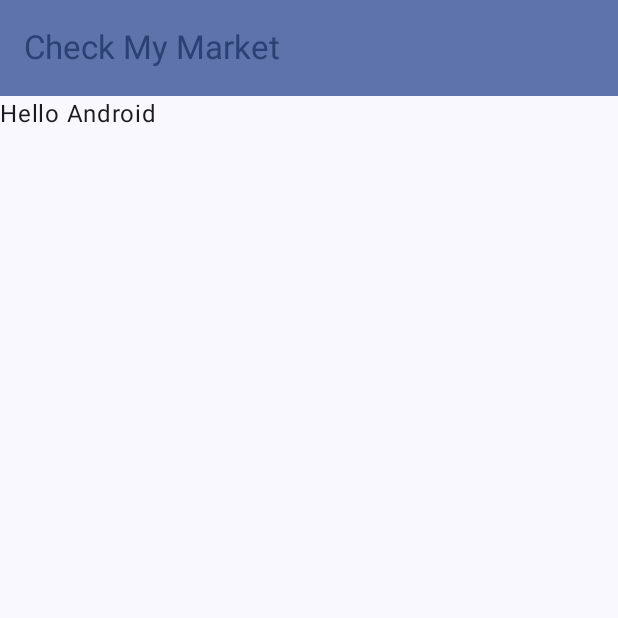
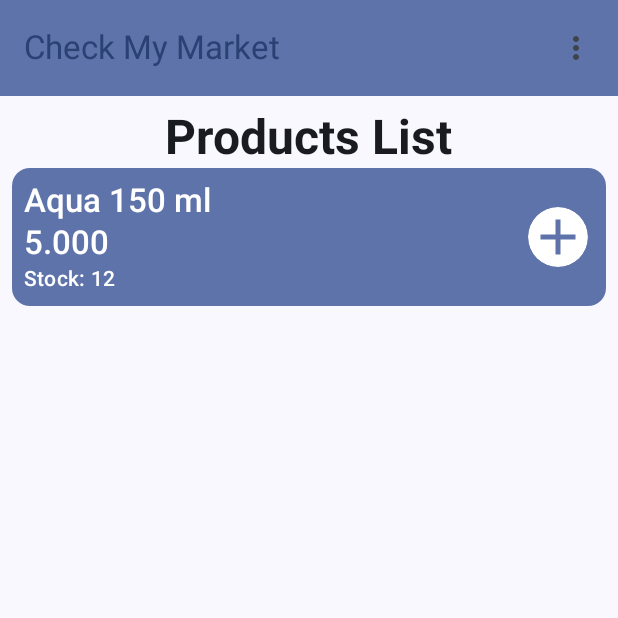
Before and after one commit to muhammadrizaaa/Check-My-Market, an Android app built with Jetpack Compose: the screen it shows after launch (MainActivity), on a phone screen of 412 x 824 dp, the top half of it. Run offline under Robolectric (Android 15) with nearby library versions, the phone set to English and light mode, and no system bars.

Commit message:
Penambahan List (statis) di HomeScreen.kt

```diff
--- a/app/src/main/java/com/riza0004/checkmymarket/ui/screen/HomeScreen.kt
+++ b/app/src/main/java/com/riza0004/checkmymarket/ui/screen/HomeScreen.kt
@@ -1,21 +1,48 @@
 package com.riza0004.checkmymarket.ui.screen
 
+import android.content.res.Configuration
+import android.widget.Toast
+import androidx.compose.foundation.layout.Arrangement
 import androidx.compose.foundation.layout.Column
+import androidx.compose.foundation.layout.Row
+import androidx.compose.foundation.layout.fillMaxSize
+import androidx.compose.foundation.layout.fillMaxWidth
 import androidx.compose.foundation.layout.padding
+import androidx.compose.foundation.layout.size
+import androidx.compose.material3.Card
+import androidx.compose.material3.CardDefaults
+import androidx.compose.material3.DropdownMenu
+import androidx.compose.material3.DropdownMenuItem
 import androidx.compose.material3.ExperimentalMaterial3Api
+import androidx.compose.material3.Icon
+import androidx.compose.material3.IconButton
+import androidx.compose.material3.IconButtonDefaults
 import androidx.compose.material3.MaterialTheme
 import androidx.compose.material3.Scaffold
 import androidx.compose.material3.Text
 import androidx.compose.material3.TopAppBar
 import androidx.compose.material3.TopAppBarDefaults
 import androidx.compose.runtime.Composable
+import androidx.compose.runtime.getValue
+import androidx.compose.runtime.mutableStateOf
+import androidx.compose.runtime.remember
+import androidx.compose.runtime.setValue
+import androidx.compose.ui.Alignment
 import androidx.compose.ui.Modifier
+import androidx.compose.ui.platform.LocalContext
+import androidx.compose.ui.res.painterResource
 import androidx.compose.ui.res.stringResource
+import androidx.compose.ui.text.font.FontWeight
+import androidx.compose.ui.tooling.preview.Preview
+import androidx.compose.ui.unit.dp
 import com.riza0004.checkmymarket.R
+import com.riza0004.checkmymarket.ui.theme.CheckMyMarketTheme
 
 @OptIn(ExperimentalMaterial3Api::class)
 @Composable
 fun MainHomeScreen(){
+    var expanded by remember { mutableStateOf(false) }
+    val context = LocalContext.current
     Scaffold(
         topBar = {
             TopAppBar(
@@ -27,16 +54,126 @@ fun MainHomeScreen(){
                 colors = TopAppBarDefaults.topAppBarColors(
                     containerColor = MaterialTheme.colorScheme.primaryContainer,
                     titleContentColor = MaterialTheme.colorScheme.primary
-                )
+                ),
+                actions = {
+                    IconButton(
+                        onClick = {expanded = !expanded}
+                    ) {
+                        Icon(
+                            painter = painterResource(R.drawable.baseline_more_vert_24),
+                            contentDescription = stringResource(R.string.more)
+                        )
+                        DropdownMenu(
+                            expanded = expanded,
+                            onDismissRequest = { expanded = false }
+                        ) {
+                            DropdownMenuItem(
+                                text = {
+                                    Text(stringResource(R.string.add_product))
+                                },
+                                onClick = {
+                                    expanded = false
+                                    Toast.makeText(
+                                        context,
+                                        "Add Product",
+                                        Toast.LENGTH_SHORT
+                                    ).show()
+                                }
+                            )
+                            DropdownMenuItem(
+                                text = {
+                                    Text(stringResource(R.string.about_this_app))
+                                },
+                                onClick = {
+                                    expanded = false
+                                    Toast.makeText(
+                                        context,
+                                        "About This App",
+                                        Toast.LENGTH_SHORT
+                                    ).show()
+                                }
+                            )
+                        }
+                    }
+                }
             )
         }
     ) { innerPadding->
-        Column(
+        HomeScreenContent(
             modifier = Modifier.padding(innerPadding)
+        )
+    }
+}
+
+@Composable
+fun HomeScreenContent(
+    modifier: Modifier
+){
+    val context = LocalContext.current
+    Column(
+        modifier = modifier.fillMaxSize().padding(8.dp),
+        horizontalAlignment = Alignment.CenterHorizontally,
+        verticalArrangement = Arrangement.Top
+    ) {
+        Text(
+            text = stringResource(R.string.products_list),
+            style = MaterialTheme.typography.headlineLarge,
+            fontWeight = FontWeight.Bold
+        )
+        Card(
+            modifier = Modifier.fillMaxWidth(),
+            colors = CardDefaults.cardColors(
+                containerColor = MaterialTheme.colorScheme.primaryContainer
+            )
         ) {
-            Text(
-                text = "Hello Android"
-            )
+            Row(
+                modifier = Modifier.padding(8.dp).fillMaxWidth(),
+                verticalAlignment = Alignment.CenterVertically,
+                horizontalArrangement = Arrangement.Absolute.SpaceBetween
+            ) {
+                Column(
+                ) {
+                    Text(
+                        "Aqua 150 ml",
+                        style = MaterialTheme.typography.titleLarge,
+                        fontWeight = FontWeight.Medium
+                    )
+                    Text(
+                        "5.000",
+                        style = MaterialTheme.typography.titleLarge,
+                        fontWeight = FontWeight.Medium
+                        )
+                    Text(
+                        "Stock: 12",
+                        style = MaterialTheme.typography.bodyMedium,
+                        fontWeight = FontWeight.Medium
+                    )
+                }
+                IconButton(
+                    onClick = {
+                        Toast.makeText(context, "add to cart", Toast.LENGTH_SHORT).show()
+                    },
+                    colors = IconButtonDefaults.iconButtonColors(
+                        containerColor = MaterialTheme.colorScheme.onPrimaryContainer,
+                        contentColor = MaterialTheme.colorScheme.primaryContainer
+                    )
+                ) {
+                    Icon(
+                        painter = painterResource(R.drawable.baseline_add_24),
+                        contentDescription = stringResource(R.string.add_to_cart),
+                        Modifier.size(48.dp)
+                    )
+                }
+            }
         }
     }
 }
+
+@Preview(showBackground = true)
+@Preview(uiMode = Configuration.UI_MODE_NIGHT_YES, showBackground = true)
+@Composable
+fun GreetingPreview() {
+    CheckMyMarketTheme {
+        MainHomeScreen()
+    }
+}
--- /dev/null
+++ b/app/src/main/res/drawable/baseline_add_24.xml
@@ -0,0 +1,5 @@
+<vector xmlns:android="http://schemas.android.com/apk/res/android" android:height="24dp" android:tint="#000000" android:viewportHeight="24" android:viewportWidth="24" android:width="24dp">
+
+    <path android:fillColor="@android:color/white" android:pathData="M19,13h-6v6h-2v-6H5v-2h6V5h2v6h6v2z"/>
+
+</vector>
--- /dev/null
+++ b/app/src/main/res/drawable/baseline_more_vert_24.xml
@@ -0,0 +1,5 @@
+<vector xmlns:android="http://schemas.android.com/apk/res/android" android:height="24dp" android:tint="#000000" android:viewportHeight="24" android:viewportWidth="24" android:width="24dp">
+
+    <path android:fillColor="@android:color/white" android:pathData="M12,8c1.1,0 2,-0.9 2,-2s-0.9,-2 -2,-2 -2,0.9 -2,2 0.9,2 2,2zM12,10c-1.1,0 -2,0.9 -2,2s0.9,2 2,2 2,-0.9 2,-2 -0.9,-2 -2,-2zM12,16c-1.1,0 -2,0.9 -2,2s0.9,2 2,2 2,-0.9 2,-2 -0.9,-2 -2,-2z"/>
+
+</vector>
--- a/app/src/main/res/values/strings.xml
+++ b/app/src/main/res/values/strings.xml
@@ -1,3 +1,12 @@
 <resources>
     <string name="app_name">Check My Market</string>
+
+<!--    For expandable dropdown in home screen-->
+    <string name="more">More Button</string>
+    <string name="add_product">Add Product</string>
+    <string name="about_this_app">About This App</string>
+
+<!--    HomeScreen content-->
+    <string name="products_list">Products List</string>
+    <string name="add_to_cart">Add To Cart Button</string>
 </resources>
```
